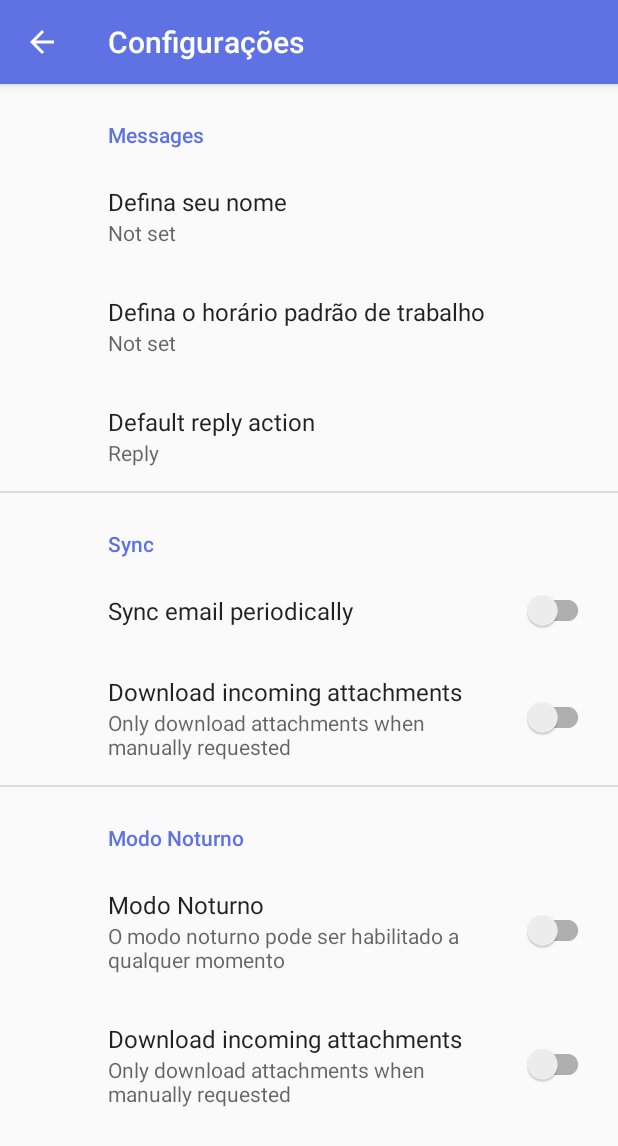
After one commit to dijoncavalcante/vazare, an Android app: the SettingsManagerActivity screen opened directly, with no data from a screen before it, on a phone screen of 412 x 824 dp. The commit adds this screen. Shown: the top 1146 px of the screen. Run offline under Robolectric (Android 15) with nearby library versions, the phone set to English and light mode, and no system bars; our stand-ins replace androidx.preference.

Commit message:
feature: Add Settings Preference

```diff
--- a/app/build.gradle
+++ b/app/build.gradle
@@ -24,6 +24,7 @@
     implementation 'androidx.appcompat:appcompat:1.0.2'
     implementation 'androidx.constraintlayout:constraintlayout:1.1.3'
     implementation 'com.google.android.material:material:1.3.0'
+    implementation 'androidx.preference:preference:1.1.1'
     testImplementation 'junit:junit:4.12'
     androidTestImplementation 'androidx.test.ext:junit:1.1.0'
     androidTestImplementation 'androidx.test.espresso:espresso-core:3.1.1'
--- a/app/src/main/AndroidManifest.xml
+++ b/app/src/main/AndroidManifest.xml
@@ -14,6 +14,15 @@
         android:theme="@style/AppTheme"
         tools:ignore="GoogleAppIndexingWarning">
         <activity
+            android:name=".SettingsManagerActivity"
+            android:label="@string/title_activity_settings_manager"
+            android:parentActivityName=".ui.MainActivity">
+            <meta-data
+                android:name="android.support.PARENT_ACTIVITY"
+                android:value=".ui.MainActivity"/>
+
+        </activity>
+        <activity
             android:name=".ui.MainActivity"
             android:label="@string/app_name"
             android:screenOrientation="portrait"
@@ -24,20 +33,21 @@
                 <category android:name="android.intent.category.LAUNCHER" />
             </intent-filter>
         </activity>
-<!--Esta parte do código faz com que o alarme seja iniciando novamente apos o device ser reiniciado
-, por este motivo esta comentado-->
+        <!--
+Esta parte do código faz com que o alarme seja iniciando novamente apos o device ser reiniciado
+, por este motivo esta comentado
+        -->
         <receiver
             android:name=".MyBroadCastReceiver"
             android:directBootAware="true"
             android:enabled="true"
-            android:exported="true">
-        </receiver>
+            android:exported="true"></receiver>
 
         <service
             android:name=".MyService"
             android:enabled="true"
             android:exported="false"
-            android:process=":remote"/>
+            android:process=":remote" />
     </application>
 
 </manifest>
--- /dev/null
+++ b/app/src/main/java/com/example/vazare/SettingsManagerActivity.java
@@ -0,0 +1,34 @@
+package com.example.vazare;
+
+import android.os.Bundle;
+
+import androidx.appcompat.app.ActionBar;
+import androidx.appcompat.app.AppCompatActivity;
+import androidx.preference.PreferenceFragmentCompat;
+
+public class SettingsManagerActivity extends AppCompatActivity {
+
+    @Override
+    protected void onCreate(Bundle savedInstanceState) {
+        super.onCreate(savedInstanceState);
+        setContentView(R.layout.settings_activity);
+        if (savedInstanceState == null) {
+            getSupportFragmentManager()
+                    .beginTransaction()
+                    .replace(R.id.settings, new SettingsFragment())
+                    .commit();
+        }
+        ActionBar actionBar = getSupportActionBar();
+        if (actionBar != null) {
+            actionBar.setTitle(R.string.menu_settings);
+            actionBar.setDisplayHomeAsUpEnabled(true);
+        }
+    }
+
+    public static class SettingsFragment extends PreferenceFragmentCompat {
+        @Override
+        public void onCreatePreferences(Bundle savedInstanceState, String rootKey) {
+            setPreferencesFromResource(R.xml.root_preferences, rootKey);
+        }
+    }
+}
--- a/app/src/main/java/com/example/vazare/ui/MainActivity.java
+++ b/app/src/main/java/com/example/vazare/ui/MainActivity.java
@@ -34,6 +34,7 @@
 import androidx.core.app.NotificationCompat;
 
 import com.example.vazare.R;
+import com.example.vazare.SettingsManagerActivity;
 import com.example.vazare.manager.AlarmManagerImpl;
 import com.google.android.material.floatingactionbutton.FloatingActionButton;
 import com.google.android.material.snackbar.Snackbar;
@@ -468,7 +469,8 @@
             Toast.makeText(this, "Sem notificações.", Toast.LENGTH_SHORT).show();
         }
         if (id == R.id.menu_action_settings) {
-            return true;
+            Intent intent = new Intent(this, SettingsManagerActivity.class);
+            startActivity(intent);
         }
         if (id == R.id.menu_night_mode) {
             if (nightMode == AppCompatDelegate.MODE_NIGHT_YES) {
--- /dev/null
+++ b/app/src/main/res/layout/settings_activity.xml
@@ -0,0 +1,9 @@
+<LinearLayout xmlns:android="http://schemas.android.com/apk/res/android"
+    android:layout_width="match_parent"
+    android:layout_height="match_parent">
+
+    <FrameLayout
+        android:id="@+id/settings"
+        android:layout_width="match_parent"
+        android:layout_height="match_parent" />
+</LinearLayout>
--- a/app/src/main/res/menu/menu_main.xml
+++ b/app/src/main/res/menu/menu_main.xml
@@ -13,13 +13,8 @@
         android:title="@string/menu_settings"
         app:showAsAction="never" />
     <item
-        android:id="@+id/menu_night_mode"
+        android:id="@+id/menu_about"
         android:orderInCategory="2"
-        android:title="@string/menu_night_mode"
-        app:showAsAction="never" />
-    <item
-        android:id="@+id/menu_about"
-        android:orderInCategory="3"
         android:title="@string/menu_about"
         app:showAsAction="never" />
 </menu>
--- /dev/null
+++ b/app/src/main/res/values/arrays.xml
@@ -0,0 +1,12 @@
+<resources>
+    <!-- Reply Preference -->
+    <string-array name="reply_entries">
+        <item>Reply</item>
+        <item>Reply to all</item>
+    </string-array>
+
+    <string-array name="reply_values">
+        <item>reply</item>
+        <item>reply_all</item>
+    </string-array>
+</resources>
--- a/app/src/main/res/values/strings.xml
+++ b/app/src/main/res/values/strings.xml
@@ -49,4 +49,24 @@
     <string name="bank_of_hours_label">Bank of Hours?</string>
     <string name="menu_notification">Notificações</string>
     <string name="menu_about">Sobre</string>
+    <string name="title_activity_settings_manager">SettingsManagerActivity</string>
+
+    <!-- Preference Titles -->
+    <string name="messages_header">Messages</string>
+    <string name="sync_header">Sync</string>
+
+    <!-- Messages Preferences -->
+    <string name="signature_title">Your signature</string>
+    <string name="reply_title">Default reply action</string>
+
+    <!-- Sync Preferences -->
+    <string name="sync_title">Sync email periodically</string>
+    <string name="attachment_title">Download incoming attachments</string>
+    <string name="attachment_summary_on">Automatically download attachments for incoming emails
+    </string>
+    <string name="attachment_summary_off">Only download attachments when manually requested</string>
+    <string name="night_mode_summary_off">O modo noturno pode ser habilitado a qualquer momento</string>
+    <string name="night_mode_summary_on">Você pode sair do modo noturno a qualquer momento</string>
+    <string name="name_title">Defina seu nome</string>
+    <string name="hour_defalt_title">Defina o horário padrão de trabalho</string>
 </resources>
--- /dev/null
+++ b/app/src/main/res/xml/root_preferences.xml
@@ -0,0 +1,60 @@
+<PreferenceScreen xmlns:app="http://schemas.android.com/apk/res-auto"
+    xmlns:android="http://schemas.android.com/apk/res/android">
+
+    <PreferenceCategory app:title="@string/messages_header">
+
+        <EditTextPreference
+            app:key="user_name"
+            app:title="@string/name_title"
+            app:useSimpleSummaryProvider="true" />
+
+        <EditTextPreference
+            app:key="hour_default"
+            app:title="@string/hour_defalt_title"
+            android:inputType="numberDecimal"
+            app:useSimpleSummaryProvider="true" />
+
+        <ListPreference
+            app:defaultValue="reply"
+            app:entries="@array/reply_entries"
+            app:entryValues="@array/reply_values"
+            app:key="reply"
+            app:title="@string/reply_title"
+            app:useSimpleSummaryProvider="true" />
+
+    </PreferenceCategory>
+
+    <PreferenceCategory app:title="@string/sync_header">
+
+        <SwitchPreferenceCompat
+            app:key="sync"
+            app:title="@string/sync_title" />
+
+        <SwitchPreferenceCompat
+            app:dependency="sync"
+            app:key="attachment"
+            app:summaryOff="@string/attachment_summary_off"
+            app:summaryOn="@string/attachment_summary_on"
+            app:title="@string/attachment_title" />
+
+    </PreferenceCategory>
+
+    <PreferenceCategory app:title="@string/menu_night_mode">
+
+        <SwitchPreferenceCompat
+            app:key="key_night_mode"
+            app:title="@string/menu_night_mode"
+            app:summaryOff="@string/night_mode_summary_off"
+            app:summaryOn="@string/night_mode_summary_on"
+            />
+
+        <SwitchPreferenceCompat
+            app:dependency="sync"
+            app:key="attachment"
+            app:summaryOff="@string/attachment_summary_off"
+            app:summaryOn="@string/attachment_summary_on"
+            app:title="@string/attachment_title" />
+
+    </PreferenceCategory>
+
+</PreferenceScreen>
```
